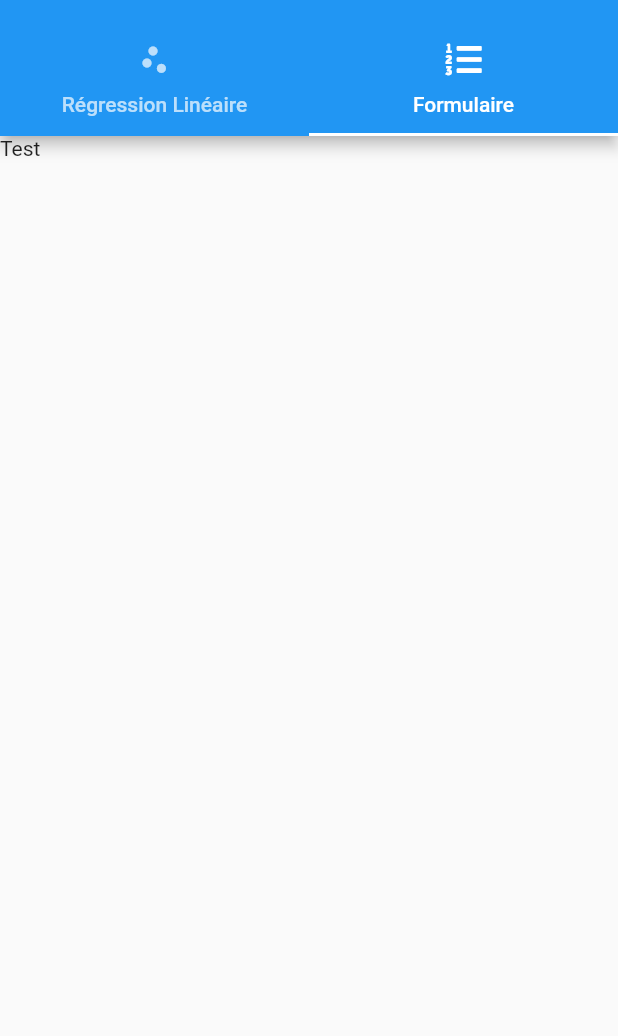
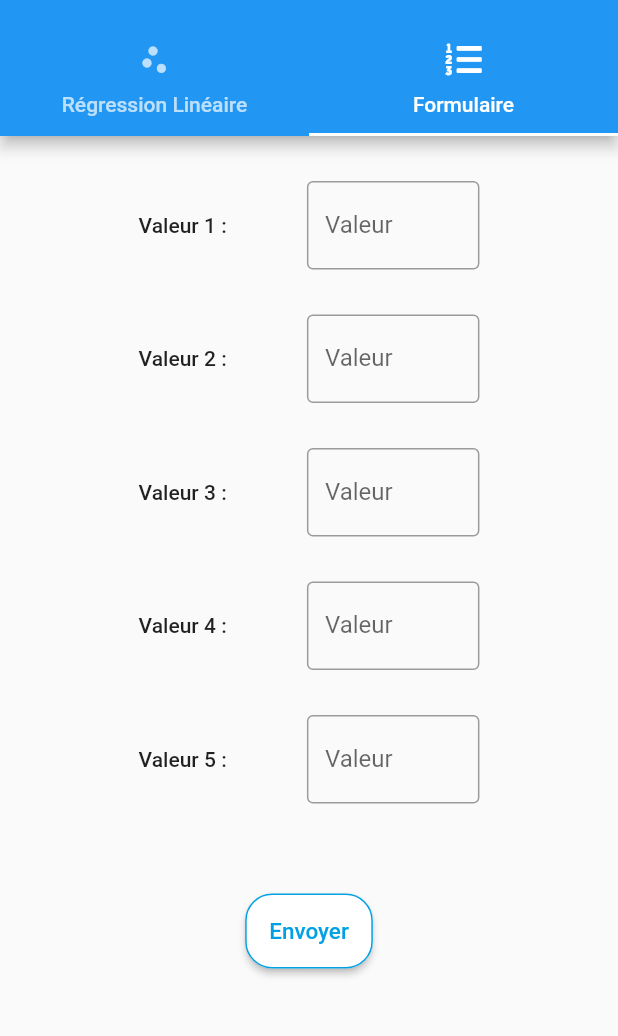
Before and after one commit to aznnn13/projetm1_mobile, a Flutter app: the screen it shows after launch, tab 2 chosen, on a phone screen of 412 x 824 dp, the part 59-1095 px from its top. Run offline on Flutter 3.47's test engine with Material 2 defaults, Android fonts, the phone set to English and light mode, and no system bars; our stand-ins replace font_awesome_flutter, photo_view.

Commit message:
formulaire layout

```diff
--- a/lib/main.dart
+++ b/lib/main.dart
@@ -1,5 +1,7 @@
 import 'package:flutter/material.dart';
+import 'package:flutter/services.dart';
 import 'package:font_awesome_flutter/font_awesome_flutter.dart';
+import 'package:projetm1_mobile/tabs/formulaire.dart';
 
 import 'tabs/regression_lineaire.dart';
 
@@ -44,7 +46,7 @@ class HomePage extends StatelessWidget {
         ),
         body: const TabBarView(children: [
           RegressionLineaire(),
-          Text("Test"),
+          formulaire()
         ]),
       ),
     );
--- /dev/null
+++ b/lib/tabs/formulaire.dart
@@ -0,0 +1,261 @@
+import 'dart:developer';
+
+import 'package:flutter/cupertino.dart';
+import 'package:flutter/material.dart';
+import 'package:flutter/services.dart';
+
+class formulaire extends StatefulWidget {
+  const formulaire({
+    Key? key,
+  }) : super(key: key);
+
+  @override
+  State createState() => _MyState();
+}
+
+class _MyState extends State<formulaire> {
+  List<TextEditingController> listControllerFormulaire = [];
+  TextEditingController controllerValue1 = TextEditingController();
+  TextEditingController controllerValue2 = TextEditingController();
+  TextEditingController controllerValue3 = TextEditingController();
+  TextEditingController controllerValue4 = TextEditingController();
+  TextEditingController controllerValue5 = TextEditingController();
+
+  @override
+  void initState() {
+    super.initState();
+    listControllerFormulaire.add(controllerValue1);
+    listControllerFormulaire.add(controllerValue2);
+    listControllerFormulaire.add(controllerValue3);
+    listControllerFormulaire.add(controllerValue4);
+    listControllerFormulaire.add(controllerValue5);
+  }
+
+  void sendFormulaire() {
+    bool isEmpty = false;
+    for (int i = 0; i < listControllerFormulaire.length; i++) {
+      if (listControllerFormulaire[i].text.isEmpty) {
+        log("Valeur vide");
+        showAlertDialog(context);
+        isEmpty = true;
+        break;
+      }
+    }
+
+    if (isEmpty == false) {
+      log("ok");
+    }
+  }
+
+  @override
+  Widget build(BuildContext context) {
+    return Column(
+      children: [
+        const SizedBox(
+          height: 30,
+        ),
+        Row(
+          mainAxisAlignment: MainAxisAlignment.center,
+          children: [
+            const Text("Valeur 1 : ",
+                style: TextStyle(
+                  fontWeight: FontWeight.w500,
+                )),
+            const SizedBox(width: 50),
+            SizedBox(
+              width: 115,
+              child: TextField(
+                controller: controllerValue1,
+                inputFormatters: [
+                  FilteringTextInputFormatter.allow(
+                      RegExp(r'(^-?\d*\.?\d{0,5})')),
+                ],
+                keyboardType:
+                    const TextInputType.numberWithOptions(decimal: true),
+                decoration: const InputDecoration(
+                  border: OutlineInputBorder(),
+                  labelText: 'Valeur',
+                ),
+              ),
+            ),
+          ],
+        ),
+        const SizedBox(
+          height: 30,
+        ),
+        Row(
+          mainAxisAlignment: MainAxisAlignment.center,
+          children: [
+            const Text("Valeur 2 : ",
+                style: TextStyle(
+                  fontWeight: FontWeight.w500,
+                )),
+            const SizedBox(width: 50),
+            SizedBox(
+              width: 115,
+              child: TextField(
+                controller: controllerValue2,
+                inputFormatters: [
+                  FilteringTextInputFormatter.allow(
+                      RegExp(r'(^-?\d*\.?\d{0,5})')),
+                ],
+                keyboardType:
+                    const TextInputType.numberWithOptions(decimal: true),
+                decoration: const InputDecoration(
+                  border: OutlineInputBorder(),
+                  labelText: 'Valeur',
+                ),
+              ),
+            ),
+          ],
+        ),
+        const SizedBox(
+          height: 30,
+        ),
+        Row(
+          mainAxisAlignment: MainAxisAlignment.center,
+          children: [
+            const Text("Valeur 3 : ",
+                style: TextStyle(
+                  fontWeight: FontWeight.w500,
+                )),
+            const SizedBox(width: 50),
+            SizedBox(
+              width: 115,
+              child: TextField(
+                controller: controllerValue3,
+                inputFormatters: [
+                  FilteringTextInputFormatter.allow(
+                      RegExp(r'(^-?\d*\.?\d{0,5})')),
+                ],
+                keyboardType:
+                    const TextInputType.numberWithOptions(decimal: true),
+                decoration: const InputDecoration(
+                  border: OutlineInputBorder(),
+                  labelText: 'Valeur',
+                ),
+              ),
+            ),
+          ],
+        ),
+        const SizedBox(
+          height: 30,
+        ),
+        Row(
+          mainAxisAlignment: MainAxisAlignment.center,
+          children: [
+            const Text("Valeur 4 : ",
+                style: TextStyle(
+                  fontWeight: FontWeight.w500,
+                )),
+            const SizedBox(width: 50),
+            SizedBox(
+              width: 115,
+              child: TextField(
+                controller: controllerValue4,
+                inputFormatters: [
+                  FilteringTextInputFormatter.allow(
+                      RegExp(r'(^-?\d*\.?\d{0,5})')),
+                ],
+                keyboardType:
+                    const TextInputType.numberWithOptions(decimal: true),
+                decoration: const InputDecoration(
+                  border: OutlineInputBorder(),
+                  labelText: 'Valeur',
+                ),
+              ),
+            ),
+          ],
+        ),
+        const SizedBox(
+          height: 30,
+        ),
+        Row(
+          mainAxisAlignment: MainAxisAlignment.center,
+          children: [
+            const Text("Valeur 5 : ",
+                style: TextStyle(
+                  fontWeight: FontWeight.w500,
+                )),
+            const SizedBox(width: 50),
+            SizedBox(
+              width: 115,
+              child: TextField(
+                controller: controllerValue5,
+                inputFormatters: [
+                  FilteringTextInputFormatter.allow(
+                      RegExp(r'(^-?\d*\.?\d{0,5})')),
+                ],
+                keyboardType:
+                    const TextInputType.numberWithOptions(decimal: true),
+                decoration: const InputDecoration(
+                  border: OutlineInputBorder(),
+                  labelText: 'Valeur',
+                ),
+              ),
+            ),
+          ],
+        ),
+        const SizedBox(
+          height: 60,
+        ),
+        Row(
+          mainAxisAlignment: MainAxisAlignment.center,
+          children: [
+            SizedBox(
+                height: 50.0,
+                child: ElevatedButton(
+                  style: ButtonStyle(
+                      foregroundColor: MaterialStateProperty.all<Color>(
+                        const Color.fromRGBO(0, 160, 227, 1),
+                      ),
+                      backgroundColor:
+                          MaterialStateProperty.all<Color>(Colors.white),
+                      shape: MaterialStateProperty.all<RoundedRectangleBorder>(
+                        RoundedRectangleBorder(
+                            borderRadius: BorderRadius.circular(18.0),
+                            side: const BorderSide(
+                                color: Color.fromRGBO(0, 160, 227, 1))),
+                      )),
+                  onPressed: () {
+                    sendFormulaire();
+                  },
+                  child: const Text("Envoyer", style: TextStyle(fontSize: 15)),
+                )),
+          ],
+        )
+      ],
+    );
+  }
+}
+
+showAlertDialog(BuildContext context) {
+  // set up the button
+  Widget okButton = TextButton(
+    child: const Text("Ok"),
+    onPressed: () {
+      Navigator.of(context).pop();
+    },
+  );
+
+  // set up the AlertDialog
+  CupertinoAlertDialog alert = CupertinoAlertDialog(
+    title: const Text("Erreur"),
+    content: const Text("Veuillez remplir tous les champs \n"
+        "ou mettre -1 aux valeurs non utilisées"),
+    actions: <Widget>[
+      CupertinoDialogAction(
+        isDefaultAction: true,
+        child: okButton,
+      )
+    ],
+  );
+
+  // show the dialog
+  showDialog(
+    context: context,
+    builder: (BuildContext context) {
+      return alert;
+    },
+  );
+}
--- a/lib/tabs/regression_lineaire.dart
+++ b/lib/tabs/regression_lineaire.dart
@@ -209,6 +209,7 @@ class _MyState extends State<RegressionLineaire> {
         log("Valeur vide");
         showAlertDialog(context);
         isEmpty = true;
+        break;
       } else {
         listX.add(listControllerX[i].text.toString());
         listY.add(listControllerY[i].text.toString());
@@ -254,7 +255,7 @@ class _MyState extends State<RegressionLineaire> {
     // set up the AlertDialog
     CupertinoAlertDialog alert = CupertinoAlertDialog(
       title: const Text("Erreur"),
-      content: const Text("Veuillez remplir tout les champs"),
+      content: const Text("Veuillez remplir tous les champs"),
       actions: <Widget>[
         CupertinoDialogAction(
           isDefaultAction: true,
```
